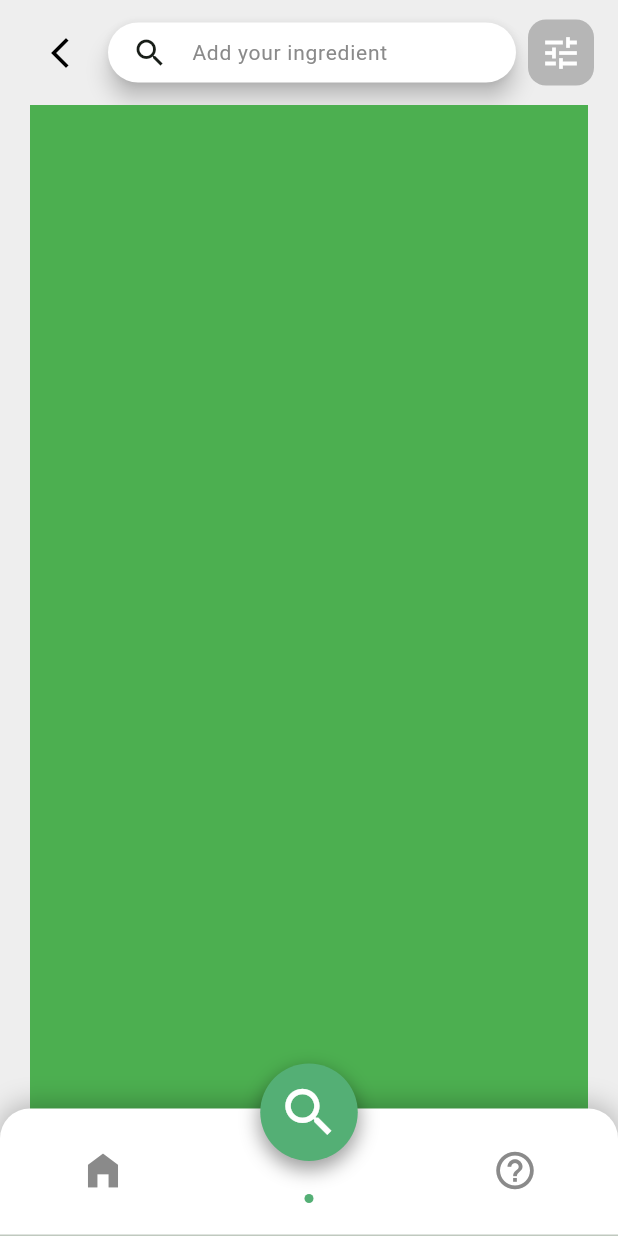
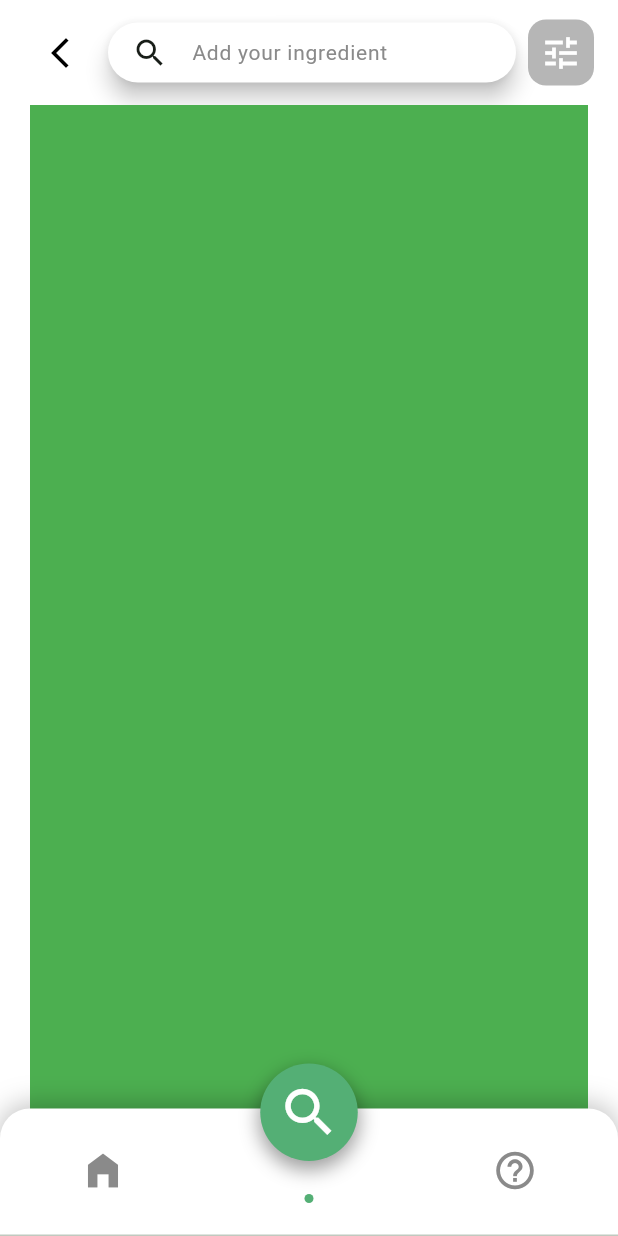
Before and after one commit to ReDine-Flutter-Project-G4/ReDine_Frontend, a Flutter app: the screen it shows after launch, after a tap on the "search" icon, on a phone screen of 412 x 824 dp. Run offline on Flutter 3.47's test engine with Material 3 defaults, Android fonts, the light colour scheme and no system bars; our stand-ins replace google_fonts; network calls fail.

Commit message:
change bg color

```diff
--- a/lib/main.dart
+++ b/lib/main.dart
@@ -67,7 +67,7 @@ class _MainHomePageState extends State<MainHomePage>
   @override
   Widget build(BuildContext context) {
     return Scaffold(
-      backgroundColor: Colors.grey[200],
+      backgroundColor: Colors.white,
       body: TabBarView(
         controller: _tabController,
         children: [
```
